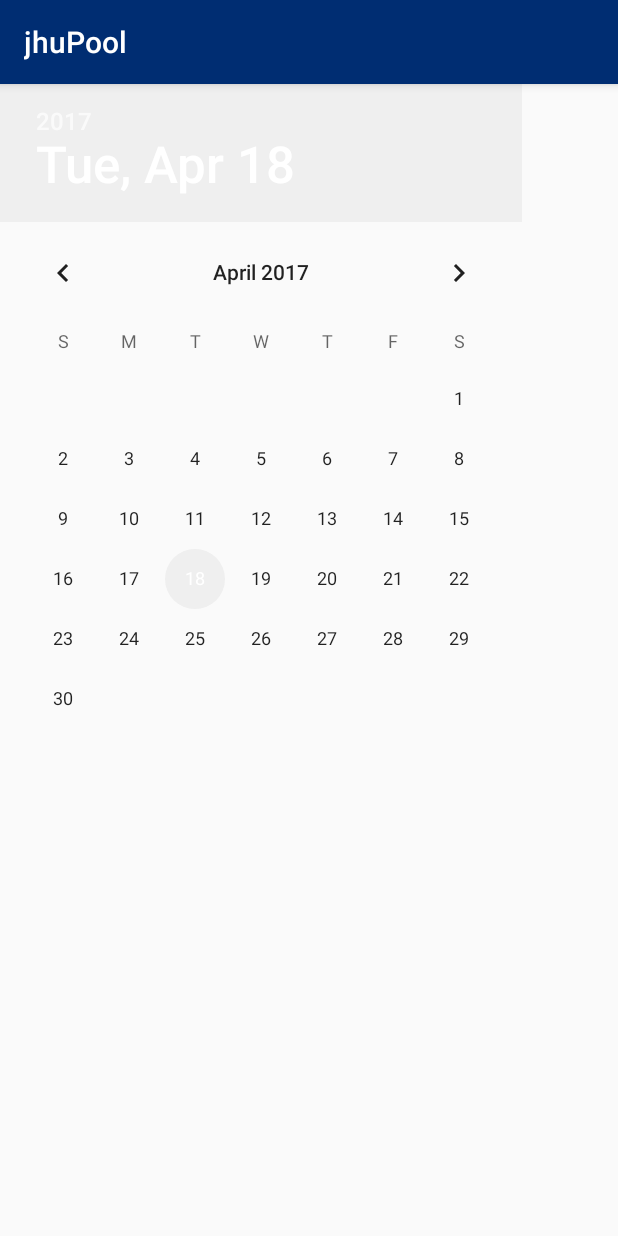
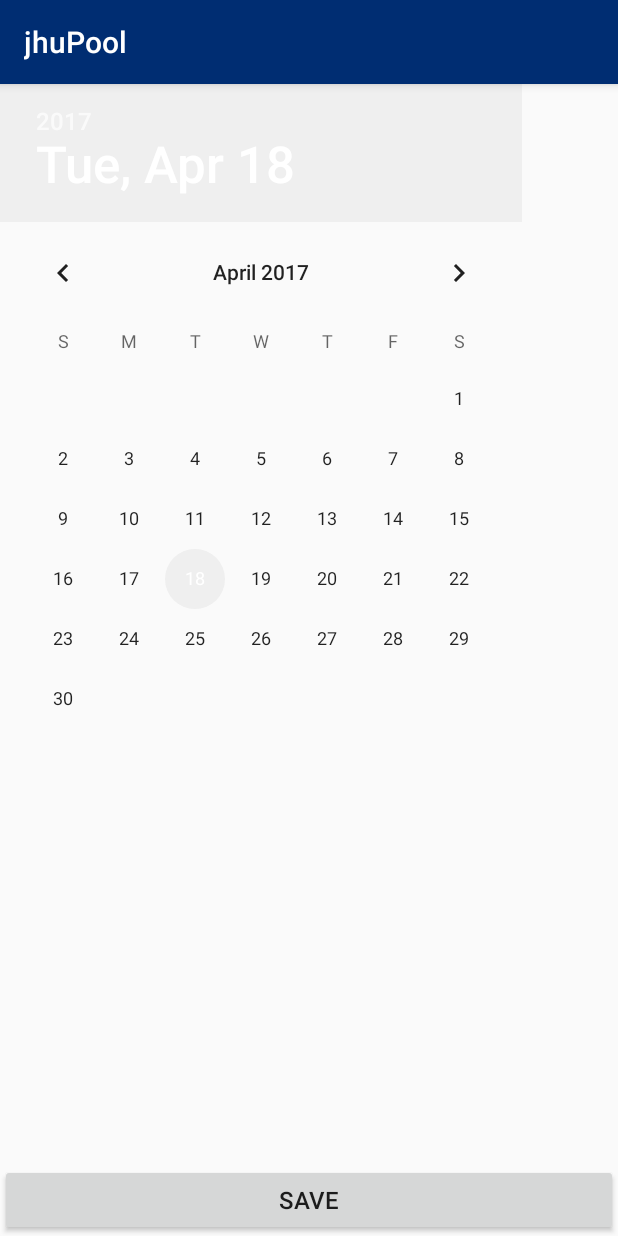
Before and after one commit to szappone/jhupool, an Android app: the SelectDateActivity screen opened directly, with no data from a screen before it, on a phone screen of 412 x 824 dp. Run offline under Robolectric (Android 15) with nearby library versions, the phone set to English and light mode, and no system bars.

Commit message:
added save to SelectDate

```diff
--- a/app/src/main/java/io/github/viv2d2/findride/SelectDateActivity.java
+++ b/app/src/main/java/io/github/viv2d2/findride/SelectDateActivity.java
@@ -4,6 +4,7 @@ import android.app.Activity;
 import android.content.Intent;
 import android.os.Bundle;
 import android.support.v7.app.AppCompatActivity;
+import android.view.View;
 import android.widget.DatePicker;
 import java.text.DateFormatSymbols;
 import java.text.SimpleDateFormat;
@@ -17,12 +18,24 @@ import java.util.Date;
 
 public class SelectDateActivity extends AppCompatActivity {
 
+    private String dayOfWeek;
+    private String monthStr;
+    private int dayInt;
+    private int yearInt;
+
     protected void onCreate(Bundle savedInstanceState) {
         super.onCreate(savedInstanceState);
         setContentView(R.layout.activity_select_date);
         DatePicker datePicker = (DatePicker) findViewById(R.id.date_picker);
         Calendar calendar = Calendar.getInstance();
         calendar.setTimeInMillis(System.currentTimeMillis());
+
+        // SET DATE PICKER TO WHATEVER WAS SENT IN FROM INTENT
+        dayOfWeek = "";
+        monthStr = "";
+        dayInt = 0;
+        yearInt = 0;
+
         datePicker.init(calendar.get(Calendar.YEAR), calendar.get(Calendar.MONTH), calendar.get(Calendar.DAY_OF_MONTH), new DatePicker.OnDateChangedListener() {
 
             @Override
@@ -30,16 +43,25 @@ public class SelectDateActivity extends AppCompatActivity {
 
                 SimpleDateFormat simpledateformat = new SimpleDateFormat("EEEE");
                 Date date = new Date(year, month, dayOfMonth-1);
-                String dayOfWeek = simpledateformat.format(date);
-                String monthStr = new DateFormatSymbols().getMonths()[month].toString().substring(0,3);
+                dayOfWeek = simpledateformat.format(date);
+                monthStr = new DateFormatSymbols().getMonths()[month].toString().substring(0,3);
+                dayInt = dayOfMonth;
+                yearInt = year;
 
                 //if (year >= Calendar.YEAR && month >= Calendar.MONTH && dayOfMonth >= Calendar.DAY_OF_MONTH) {
-                Intent intent = getIntent();
+                /*Intent intent = getIntent();
                 intent.putExtra("selected_date", dayOfWeek.substring(0, 3) + " " + monthStr + " " + dayOfMonth + " " + year);
                 setResult(Activity.RESULT_OK, intent);
-                finish();
+                finish();*/
                 // Toast.makeText(getApplicationContext(), "You cannot schedule a ride in the past", Toast.LENGTH_SHORT).show();
             }
         });
     }
+
+    public void save(View view) {
+        Intent intent = getIntent();
+        intent.putExtra("selected_date", dayOfWeek.substring(0, 3) + " " + monthStr + " " + dayInt + " " + yearInt);
+        setResult(Activity.RESULT_OK, intent);
+        finish();
+    }
 }
--- a/app/src/main/java/io/github/viv2d2/findride/SelectTimeActivity.java
+++ b/app/src/main/java/io/github/viv2d2/findride/SelectTimeActivity.java
@@ -39,7 +39,7 @@ public class SelectTimeActivity extends AppCompatActivity {
         final TimePicker timePicker = (TimePicker) findViewById(R.id.time_picker); //initiate a time picker
 
 
-        final Button button = (Button) findViewById(R.id.confirm_date);
+        final Button button = (Button) findViewById(R.id.save);
         button.setOnClickListener(new View.OnClickListener() {
             public void onClick(View v) {
 
--- a/app/src/main/res/layout/activity_select_date.xml
+++ b/app/src/main/res/layout/activity_select_date.xml
@@ -1,5 +1,5 @@
 <?xml version="1.0" encoding="utf-8"?>
-<LinearLayout xmlns:android="http://schemas.android.com/apk/res/android"
+<RelativeLayout xmlns:android="http://schemas.android.com/apk/res/android"
     android:orientation="vertical"
     android:layout_width="match_parent"
     android:layout_height="match_parent"
@@ -11,4 +11,17 @@
         android:layout_height="wrap_content"
         android:calendarViewShown="true"/>
 
-</LinearLayout>
+    <!-- SAVE -->
+    <Button
+        android:text="@string/save"
+        android:layout_width="match_parent"
+        android:layout_height="wrap_content"
+        android:id="@+id/save"
+        android:layout_gravity="center"
+        android:textSize="16dp"
+        android:onClick="save"
+        android:layout_alignParentBottom="true"
+        android:layout_alignParentLeft="true"
+        android:layout_alignParentStart="true" />
+
+</RelativeLayout>
```
